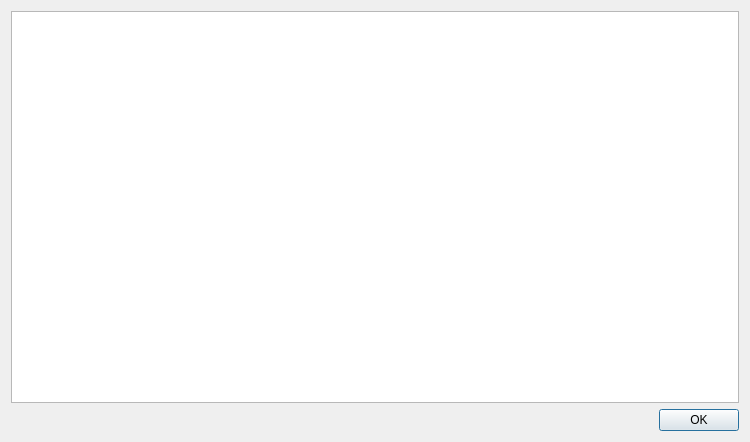
The window that vlc-record/forms/qwatchlistdlg.ui (code-google-com/vlc-record) describes before a commit, drawn with Qt 5.
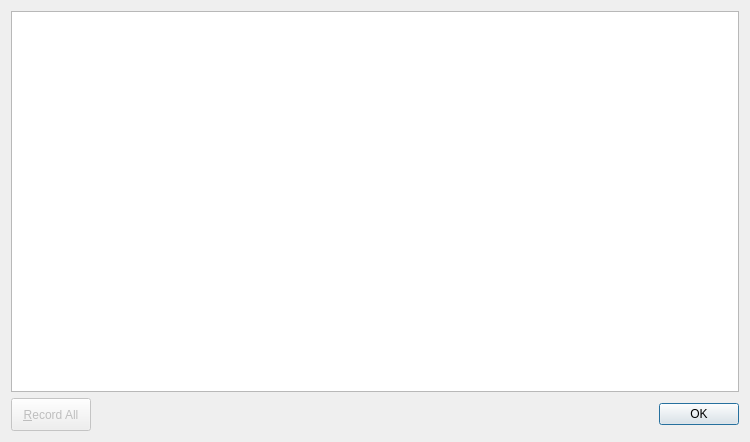
The same window after the commit. Icons and pictures are not drawn.

Commit message: - can record all from watch list

The edit to the form file:
```diff
--- a/vlc-record/forms/qwatchlistdlg.ui
+++ b/vlc-record/forms/qwatchlistdlg.ui
@@ -37,7 +37,53 @@
     </widget>
    </item>
    <item>
+    <layout class="QHBoxLayout" name="horizontalLayout">
+     <item>
+      <widget class="QPushButton" name="pushRecordAll">
+       <property name="enabled">
+        <bool>false</bool>
+       </property>
+       <property name="minimumSize">
+        <size>
+         <width>0</width>
+         <height>33</height>
+        </size>
+       </property>
+       <property name="maximumSize">
+        <size>
+         <width>16777215</width>
+         <height>33</height>
+        </size>
+       </property>
+       <property name="text">
+        <string>&amp;Record All</string>
+       </property>
+       <property name="icon">
+        <iconset resource="../common.qrc">
+         <normaloff>:/png/record</normaloff>:/png/record</iconset>
+       </property>
+       <property name="iconSize">
+        <size>
+         <width>16</width>
+         <height>16</height>
+        </size>
+       </property>
+      </widget>
+     </item>
+     <item>
     <widget class="QDialogButtonBox" name="buttonBox">
+       <property name="minimumSize">
+        <size>
+         <width>0</width>
+         <height>33</height>
+        </size>
+       </property>
+       <property name="maximumSize">
+        <size>
+         <width>16777215</width>
+         <height>33</height>
+        </size>
+       </property>
      <property name="orientation">
       <enum>Qt::Horizontal</enum>
      </property>
@@ -47,6 +93,8 @@
     </widget>
    </item>
   </layout>
+   </item>
+  </layout>
  </widget>
  <resources/>
  <connections>
```
Left out of the diff: 4 changed lines with no effect on the pictures. Lines whose indentation alone changed are shown as unchanged. The commit also changes 8 other files.
